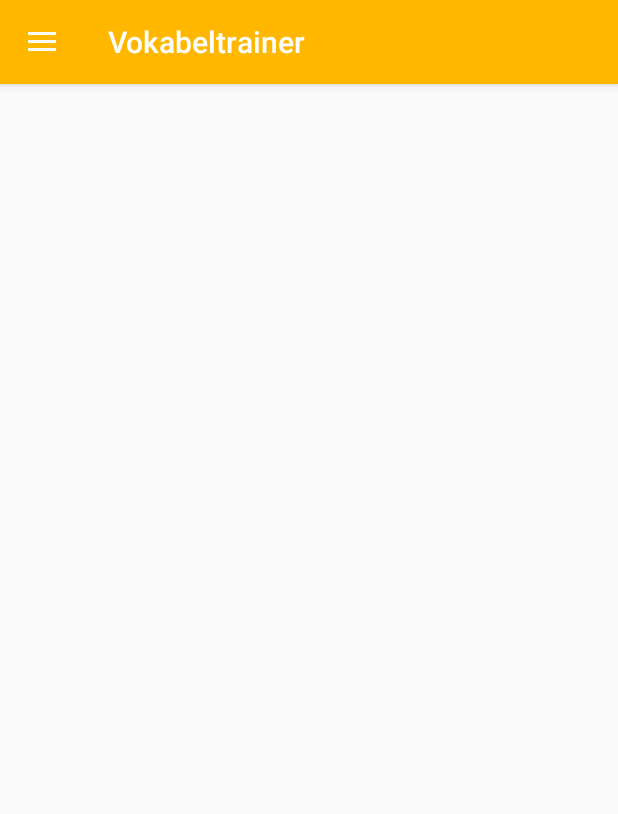
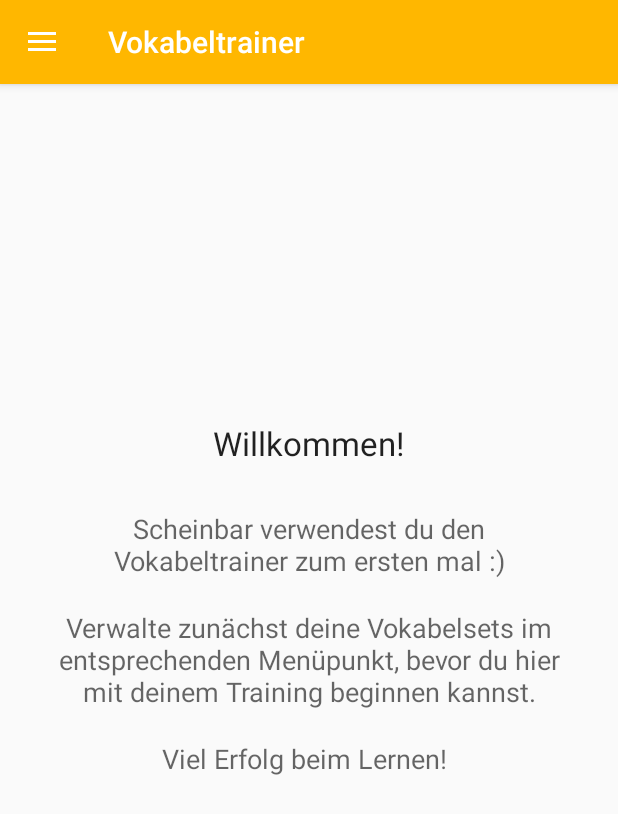
Before and after one commit to Mediumwater/Vokabeltrainer, an Android app: the screen it shows after launch (MainActivity), on a phone screen of 412 x 824 dp. Shown: the top 814 px of the screen. Run offline under Robolectric (Android 15) with nearby library versions, the phone set to English and light mode, and no system bars.

Commit message:
Begrüßungstext wieder eingebaut. Außerdem werden die Sprachen jetzt bei der Auswahl des Sets bzw. der Sprachrichtung mit vollem Namen, statt nur Kürzel angezeigt.

```diff
--- a/app/src/main/java/de/htwdd/vokabeltrainer/MainActivity.java
+++ b/app/src/main/java/de/htwdd/vokabeltrainer/MainActivity.java
@@ -15,12 +15,17 @@ import android.support.v4.widget.DrawerLayout;
 import android.support.v7.app.ActionBarDrawerToggle;
 import android.support.v7.app.AppCompatActivity;
 import android.support.v7.widget.Toolbar;
+import android.text.Layout;
 import android.util.Log;
 import android.view.MenuItem;
+import android.view.View;
+import android.widget.FrameLayout;
+import android.widget.RelativeLayout;
 
 import java.util.ArrayList;
 
 import de.htwdd.vokabeltrainer.helper.DBHelper;
+import de.htwdd.vokabeltrainer.helper.LanguageHelper;
 
 public class MainActivity extends AppCompatActivity
         implements NavigationView.OnNavigationItemSelectedListener {
@@ -88,8 +93,10 @@ public class MainActivity extends AppCompatActivity
 
             final String choice_set[] = new String[al.size()];
             int i=0;
+            LanguageHelper lh = LanguageHelper.getInstance();
+
             for (DBHelper.VocabSet vs : al){
-                choice_set[i]= vs.description + " (" + vs.lang1.toUpperCase() + " - " + vs.lang2.toUpperCase() + ")" ;
+                choice_set[i]= vs.description + " (" + lh.getLanguageNameByCode(vs.lang1) + " - " + lh.getLanguageNameByCode(vs.lang2) + ")" ;
                 i++;
             }
 
@@ -103,6 +110,7 @@ public class MainActivity extends AppCompatActivity
                             prefs.putString("LangB" ,al.get(which).lang2);
                             prefs.commit();
 
+                            ((RelativeLayout)findViewById(R.id.welcome_frame)).setVisibility(View.GONE); // Willkommenstext ausblenden. Warum passiert das eigentlich nicht beim Ersetzen von R.id.mainframe automatisch?
                             Fragment fragment = new FreitextFragment();
                             FragmentManager fragmentManager = getFragmentManager();
 
@@ -127,9 +135,10 @@ public class MainActivity extends AppCompatActivity
             String langB = prefss.getString("LangB", "");
 
             final String choice_lang[] = new String[2];
+            LanguageHelper lh = LanguageHelper.getInstance();
 
-            choice_lang[0]= langA.toUpperCase() + " -> " + langB.toUpperCase();
-            choice_lang[1]= langB.toUpperCase() + " -> " + langA.toUpperCase();
+            choice_lang[0]= lh.getLanguageNameByCode(langA) + " -> " + lh.getLanguageNameByCode(langB);
+            choice_lang[1]= lh.getLanguageNameByCode(langB) + " -> " + lh.getLanguageNameByCode(langA);
 
             AlertDialog.Builder builder = new AlertDialog.Builder(this);
             builder.setTitle("Sprachrichtung auswählen")
@@ -154,6 +163,7 @@ public class MainActivity extends AppCompatActivity
             //=====================================================================================================
             //Auf Trainingsmodus Multiple Choice umschalten, indem Fragment geladen wird
             //=====================================================================================================
+            ((RelativeLayout)findViewById(R.id.welcome_frame)).setVisibility(View.GONE); // Willkommenstext ausblenden. Warum passiert das eigentlich nicht beim Ersetzen von R.id.mainframe automatisch?
             fragment = new MultiChoiceFragment();
             FragmentManager fragmentManager = getFragmentManager();
             fragmentManager.beginTransaction().replace(R.id.mainframe, fragment).commit();
@@ -165,7 +175,7 @@ public class MainActivity extends AppCompatActivity
             /**
              * TODO: Modus im entsprechenden Fragment implementieren und zuletzt verwendeten Modus merken (shared preference)
              */
-
+            ((RelativeLayout)findViewById(R.id.welcome_frame)).setVisibility(View.GONE); // Willkommenstext ausblenden. Warum passiert das eigentlich nicht beim Ersetzen von R.id.mainframe automatisch?
             fragment = new FreitextFragment();
             FragmentManager fragmentManager = getFragmentManager();
 
--- a/app/src/main/java/de/htwdd/vokabeltrainer/helper/DBHelper.java
+++ b/app/src/main/java/de/htwdd/vokabeltrainer/helper/DBHelper.java
@@ -104,6 +104,7 @@ public class DBHelper extends SQLiteOpenHelper {
     }
 
     @Override public void onCreate(SQLiteDatabase db) {
+        Log.d("DEBUG", "DBHelper.onCreate()");
         db.execSQL("CREATE TABLE VocabSets (SetID INTEGER PRIMARY KEY, Lang1 CHARACTER NOT NULL, Lang2 CHARACTER NOT NULL, Description VARCHAR NOT NULL)");
         db.execSQL("CREATE TABLE VocabWords (WordID INTEGER PRIMARY KEY, Lang CHARACTER NOT NULL, Word VARCHAR NOT NULL)");
         db.execSQL("CREATE TABLE VocabReleation (SetID INTEGER, GroupID INTEGER, WordA INTEGER, WordB INTEGER, Misses INTEGER, Hits INTEGER, PRIMARY KEY (SetID, WordA, WordB))");
--- a/app/src/main/res/layout/content_main.xml
+++ b/app/src/main/res/layout/content_main.xml
@@ -15,5 +15,59 @@
         android:layout_alignParentStart="true"
         android:id="@+id/mainframe">
 
+        <RelativeLayout
+            android:layout_width="match_parent"
+            android:layout_height="match_parent"
+            android:layout_gravity="center"
+            android:id="@+id/welcome_frame">
+
+            <TextView
+                android:layout_width="wrap_content"
+                android:layout_height="wrap_content"
+                android:textAppearance="?android:attr/textAppearanceLarge"
+                android:text="Willkommen!"
+                android:id="@+id/textView2"
+                android:layout_above="@+id/textView3"
+                android:layout_centerHorizontal="true"
+                android:layout_marginBottom="30dp" />
+
+            <TextView
+                android:layout_width="wrap_content"
+                android:layout_height="wrap_content"
+                android:textAppearance="?android:attr/textAppearanceMedium"
+                android:text="Scheinbar verwendest du den Vokabeltrainer zum ersten mal :)"
+                android:id="@+id/textView3"
+                android:textAlignment="center"
+                android:layout_marginLeft="30dp"
+                android:layout_marginRight="30dp"
+                android:layout_above="@+id/textView4"
+                android:layout_centerHorizontal="true"
+                android:layout_marginBottom="20dp" />
+
+            <TextView
+                android:layout_width="wrap_content"
+                android:layout_height="wrap_content"
+                android:textAppearance="?android:attr/textAppearanceMedium"
+                android:text="Verwalte zunächst deine Vokabelsets im entsprechenden Menüpunkt, bevor du hier mit deinem Training beginnen kannst."
+                android:id="@+id/textView4"
+                android:layout_centerVertical="true"
+                android:layout_centerHorizontal="true"
+                android:layout_marginLeft="30dp"
+                android:layout_marginRight="30dp"
+                android:textAlignment="center" />
+
+            <TextView
+                android:layout_width="wrap_content"
+                android:layout_height="wrap_content"
+                android:textAppearance="?android:attr/textAppearanceMedium"
+                android:text="Viel Erfolg beim Lernen! "
+                android:id="@+id/textView5"
+                android:layout_below="@+id/textView4"
+                android:layout_centerHorizontal="true"
+                android:layout_marginTop="20dp"
+                android:layout_marginLeft="30dp"
+                android:layout_marginRight="30dp" />
+        </RelativeLayout>
+
     </FrameLayout>
 </RelativeLayout>
```
